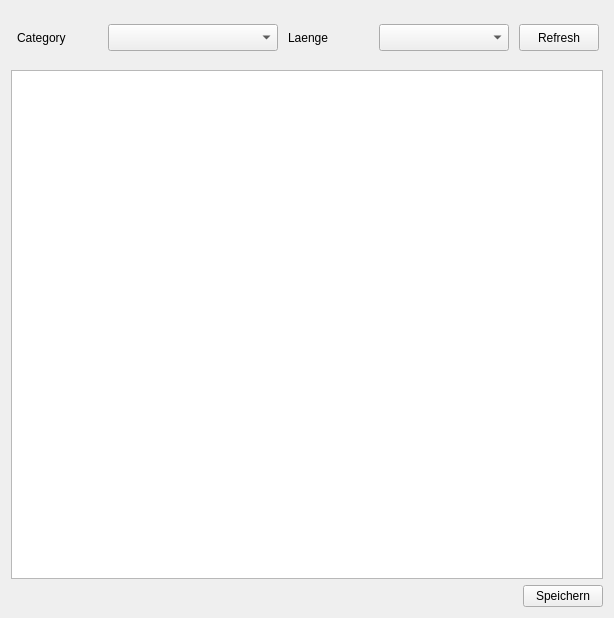
Old version of the form commercial/03_input_program/frm_single.ui in the repository ices-eg/Thuenen.
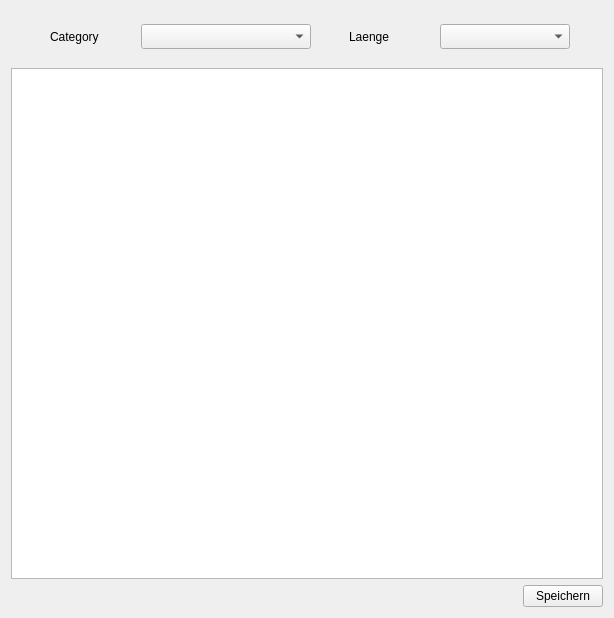
New version of the form. Custom widgets are drawn as their Qt base class.

```diff
--- a/commercial/03_input_program/frm_single.ui
+++ b/commercial/03_input_program/frm_single.ui
@@ -142,38 +142,6 @@
            </property>
           </spacer>
          </item>
-         <item>
-          <widget class="QPushButton" name="btn_refresh">
-           <property name="sizePolicy">
-            <sizepolicy hsizetype="Minimum" vsizetype="Minimum">
-             <horstretch>0</horstretch>
-             <verstretch>0</verstretch>
-            </sizepolicy>
-           </property>
-           <property name="minimumSize">
-            <size>
-             <width>80</width>
-             <height>27</height>
-            </size>
-           </property>
-           <property name="text">
-            <string>Refresh</string>
-           </property>
-          </widget>
-         </item>
-         <item>
-          <spacer name="horizontalSpacer_5">
-           <property name="orientation">
-            <enum>Qt::Horizontal</enum>
-           </property>
-           <property name="sizeHint" stdset="0">
-            <size>
-             <width>28</width>
-             <height>20</height>
-            </size>
-           </property>
-          </spacer>
-         </item>
         </layout>
        </item>
        <item>
```
Left out of the diff: 1 changed line with no effect on the pictures.
